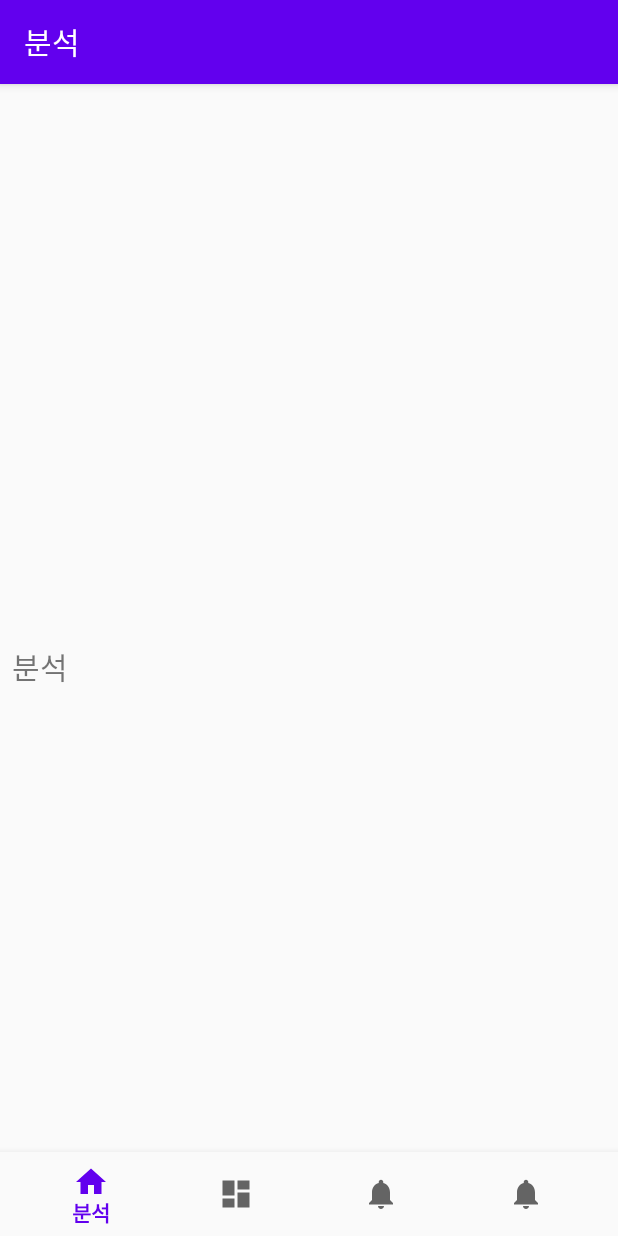
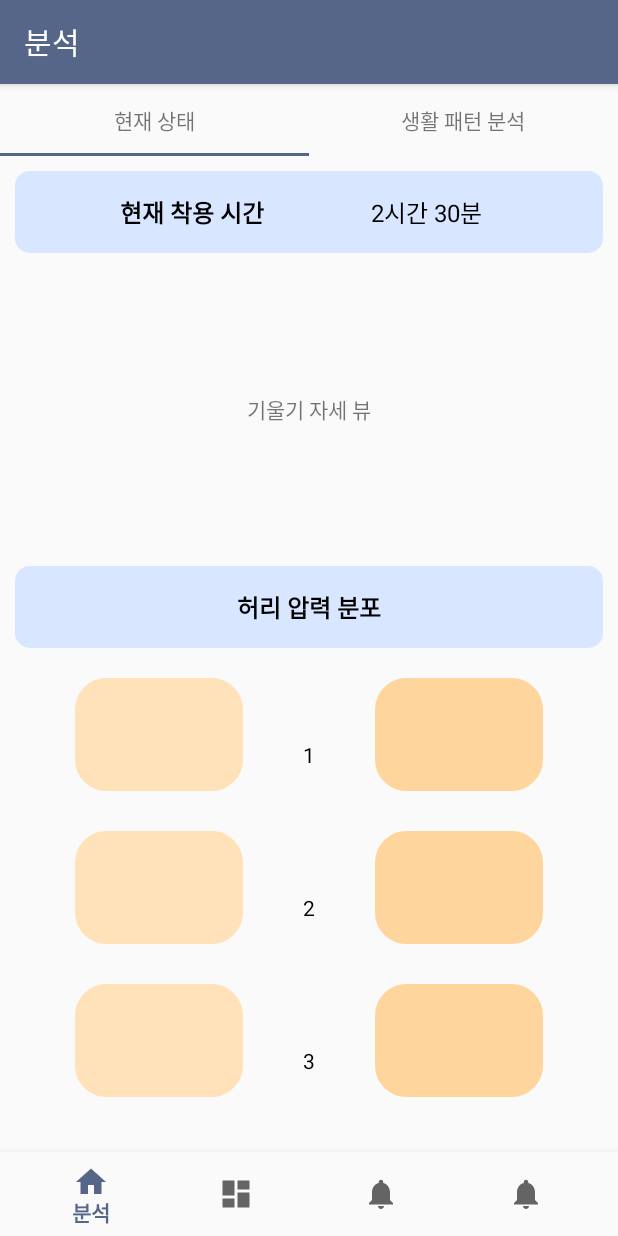
Before and after one commit to KimSungYoon-KOK/Upright_K-Lab-Project, an Android app: the screen it shows after launch (MainActivity), on a phone screen of 412 x 824 dp. Run offline under Robolectric (Android 15) with nearby library versions, the phone set to English and light mode, and no system bars; our stand-ins replace navigation-ui.

Commit message:
analysis fragment change

```diff
--- a/app/build.gradle
+++ b/app/build.gradle
@@ -49,4 +49,5 @@ dependencies {
     androidTestImplementation 'androidx.test.ext:junit:1.1.1'
     androidTestImplementation 'androidx.test.espresso:espresso-core:3.2.0'
 
+
 }
--- a/app/src/main/java/com/klab/upright/MainActivity.kt
+++ b/app/src/main/java/com/klab/upright/MainActivity.kt
@@ -7,6 +7,7 @@ import androidx.navigation.findNavController
 import androidx.navigation.ui.AppBarConfiguration
 import androidx.navigation.ui.setupActionBarWithNavController
 import androidx.navigation.ui.setupWithNavController
+import com.klab.upright.ui.analysis.ViewPagerAdapter
 
 class MainActivity : AppCompatActivity() {
 
@@ -21,5 +22,6 @@ class MainActivity : AppCompatActivity() {
                 R.id.navigation_analysis, R.id.navigation_write, R.id.navigation_massage,R.id.navigation_setting))
         setupActionBarWithNavController(navController, appBarConfiguration)
         navView.setupWithNavController(navController)
+
     }
 }
--- a/app/src/main/java/com/klab/upright/ui/analysis/AnalysisFragment.kt
+++ b/app/src/main/java/com/klab/upright/ui/analysis/AnalysisFragment.kt
@@ -4,10 +4,20 @@ import android.os.Bundle
 import android.view.LayoutInflater
 import android.view.View
 import android.view.ViewGroup
+import android.widget.TextView
 import androidx.fragment.app.Fragment
+import com.google.android.material.tabs.TabLayout
 import com.klab.upright.R
+import kotlinx.android.synthetic.main.fragment_analysis.*
+
 
 class AnalysisFragment : Fragment() {
+
+
+
+    var tabTitle = arrayListOf<String>("현재 상태","생활 패턴 분석")
+    lateinit var adapter: ViewPagerAdapter
+
 
 
     override fun onCreateView(
@@ -18,4 +28,41 @@ class AnalysisFragment : Fragment() {
         val root = inflater.inflate(R.layout.fragment_analysis, container, false)
         return root
     }
+
+    override fun onActivityCreated(savedInstanceState: Bundle?) {
+        super.onActivityCreated(savedInstanceState)
+        init()
+    }
+
+    private fun init() {
+
+        //init viewpager
+        val pagerAdapter = ViewPagerAdapter(requireActivity().supportFragmentManager,2)
+        viewPager.adapter = pagerAdapter
+        viewPager.addOnPageChangeListener(TabLayout.TabLayoutOnPageChangeListener(tabLayout))
+
+        //tablayout
+        tabLayout.addTab(tabLayout.newTab().setCustomView(createTabView("현재 상태")))
+        tabLayout.addTab(tabLayout.newTab().setCustomView(createTabView("생활 패턴 분석")))
+        tabLayout.addOnTabSelectedListener(object:TabLayout.OnTabSelectedListener{
+            override fun onTabReselected(tab: TabLayout.Tab?) {
+            }
+
+            override fun onTabUnselected(tab: TabLayout.Tab?) {
+            }
+
+            override fun onTabSelected(tab: TabLayout.Tab?) {
+                viewPager.setCurrentItem(tab!!.position)
+            }
+        })
+
+    }
+
+    private fun createTabView(tabName: String): View? {
+        val tabView: View =
+            LayoutInflater.from(context).inflate(R.layout.custom_tab, null)
+        val txt_name = tabView.findViewById<View>(R.id.tab_text) as TextView
+        txt_name.text = tabName
+        return tabView
+    }
 }
--- /dev/null
+++ b/app/src/main/java/com/klab/upright/ui/analysis/CurrentFragment.kt
@@ -0,0 +1,65 @@
+package com.klab.upright.ui.analysis
+
+import android.graphics.drawable.GradientDrawable
+import android.os.Bundle
+import androidx.fragment.app.Fragment
+import android.view.LayoutInflater
+import android.view.View
+import android.view.ViewGroup
+import android.widget.LinearLayout
+import androidx.core.content.ContextCompat
+import com.klab.upright.R
+import kotlinx.android.synthetic.main.fragment_current.*
+import kotlinx.android.synthetic.main.item_pressure.view.*
+
+class CurrentFragment : Fragment() {
+
+    lateinit var shape:GradientDrawable
+
+    override fun onCreateView(
+        inflater: LayoutInflater, container: ViewGroup?,
+        savedInstanceState: Bundle?
+    ): View? {
+        // Inflate the layout for this fragment
+        return inflater.inflate(R.layout.fragment_current, container, false)
+    }
+
+    override fun onActivityCreated(savedInstanceState: Bundle?) {
+        super.onActivityCreated(savedInstanceState)
+        init()
+    }
+
+    private fun init() {
+        var params = LinearLayout.LayoutParams(LinearLayout.LayoutParams.MATCH_PARENT,LinearLayout.LayoutParams.WRAP_CONTENT,1f)
+        params.setMargins(0,0,0,40)
+
+        shape = GradientDrawable()
+        shape.setColor(ContextCompat.getColor(requireContext(),R.color.white))
+        shape.setStroke(3,ContextCompat.getColor(requireContext(),R.color.white))
+        shape.cornerRadius = 30f
+
+        for(i in 0..2){
+            val v = LayoutInflater.from(context).inflate(R.layout.item_pressure,linearLayout_left,false)
+            v.item.layoutParams = params
+            v.item.background = makeShape(R.color.orange_light)
+            //v.setBackgroundColor(ContextCompat.getColor(requireContext(),R.color.light_blue))
+            linearLayout_left.addView(v)
+        }
+
+        for(i in 0..2){
+            val v = LayoutInflater.from(context).inflate(R.layout.item_pressure,linearLayout_right,false)
+            v.item.layoutParams = params
+            v.item.background = makeShape(R.color.orange_middle)
+            //v.setBackgroundColor(ContextCompat.getColor(requireContext(),R.color.light_blue))
+            linearLayout_right.addView(v)
+        }
+    }
+
+    fun makeShape(id:Int):GradientDrawable{
+        var shape = GradientDrawable()
+        shape.setColor(ContextCompat.getColor(requireContext(),id))
+        shape.setStroke(3,ContextCompat.getColor(requireContext(),id))
+        shape.cornerRadius = 30f
+        return shape
+    }
+}
--- /dev/null
+++ b/app/src/main/java/com/klab/upright/ui/analysis/PatternFragment.kt
@@ -0,0 +1,60 @@
+package com.klab.upright.ui.analysis
+
+import android.os.Bundle
+import androidx.fragment.app.Fragment
+import android.view.LayoutInflater
+import android.view.View
+import android.view.ViewGroup
+import com.klab.upright.R
+
+// TODO: Rename parameter arguments, choose names that match
+// the fragment initialization parameters, e.g. ARG_ITEM_NUMBER
+private const val ARG_PARAM1 = "param1"
+private const val ARG_PARAM2 = "param2"
+
+/**
+ * A simple [Fragment] subclass.
+ * Use the [PatternFragment.newInstance] factory method to
+ * create an instance of this fragment.
+ */
+class PatternFragment : Fragment() {
+    // TODO: Rename and change types of parameters
+    private var param1: String? = null
+    private var param2: String? = null
+
+    override fun onCreate(savedInstanceState: Bundle?) {
+        super.onCreate(savedInstanceState)
+        arguments?.let {
+            param1 = it.getString(ARG_PARAM1)
+            param2 = it.getString(ARG_PARAM2)
+        }
+    }
+
+    override fun onCreateView(
+        inflater: LayoutInflater, container: ViewGroup?,
+        savedInstanceState: Bundle?
+    ): View? {
+        // Inflate the layout for this fragment
+        return inflater.inflate(R.layout.fragment_pattern, container, false)
+    }
+
+    companion object {
+        /**
+         * Use this factory method to create a new instance of
+         * this fragment using the provided parameters.
+         *
+         * @param param1 Parameter 1.
+         * @param param2 Parameter 2.
+         * @return A new instance of fragment PatternFragment.
+         */
+        // TODO: Rename and change types and number of parameters
+        @JvmStatic
+        fun newInstance(param1: String, param2: String) =
+            PatternFragment().apply {
+                arguments = Bundle().apply {
+                    putString(ARG_PARAM1, param1)
+                    putString(ARG_PARAM2, param2)
+                }
+            }
+    }
+}
--- /dev/null
+++ b/app/src/main/java/com/klab/upright/ui/analysis/ViewPagerAdapter.kt
@@ -0,0 +1,29 @@
+package com.klab.upright.ui.analysis
+
+import androidx.fragment.app.Fragment
+import androidx.fragment.app.FragmentManager
+import androidx.fragment.app.FragmentStatePagerAdapter
+
+class ViewPagerAdapter (
+    fm: FragmentManager, val tabCount:Int
+): FragmentStatePagerAdapter(fm) {
+
+    override fun getItem(position: Int): Fragment {
+        when(position){
+            0->{
+                val tab1 = CurrentFragment()
+                return tab1
+            }
+            else->{
+                val tab2 = PatternFragment()
+                return tab2
+            }
+        }
+    }
+
+    override fun getCount(): Int {
+        return tabCount
+    }
+
+
+}
--- /dev/null
+++ b/app/src/main/res/drawable/radius_10.xml
@@ -0,0 +1,4 @@
+<?xml version="1.0" encoding="utf-8"?>
+<shape xmlns:android="http://schemas.android.com/apk/res/android">
+    <corners android:radius="10dp"/>
+</shape>
--- a/app/src/main/res/layout/activity_main.xml
+++ b/app/src/main/res/layout/activity_main.xml
@@ -22,11 +22,14 @@
         android:name="androidx.navigation.fragment.NavHostFragment"
         android:layout_width="match_parent"
         android:layout_height="match_parent"
+        android:layout_marginBottom="56dp"
         app:defaultNavHost="true"
-        app:layout_constraintBottom_toTopOf="@id/nav_view"
+        app:layout_constraintBottom_toTopOf="@+id/nav_view"
+        app:layout_constraintHorizontal_bias="0.0"
         app:layout_constraintLeft_toLeftOf="parent"
         app:layout_constraintRight_toRightOf="parent"
         app:layout_constraintTop_toTopOf="parent"
+        app:layout_constraintVertical_bias="0.0"
         app:navGraph="@navigation/mobile_navigation" />
 
 </androidx.constraintlayout.widget.ConstraintLayout>
--- /dev/null
+++ b/app/src/main/res/layout/custom_tab.xml
@@ -0,0 +1,7 @@
+<?xml version="1.0" encoding="utf-8"?>
+<TextView android:layout_width="wrap_content"
+    android:layout_height="wrap_content"
+    android:id="@+id/tab_text"
+    android:gravity="center"
+    android:layout_gravity="center"
+    xmlns:android="http://schemas.android.com/apk/res/android" />
--- a/app/src/main/res/layout/fragment_analysis.xml
+++ b/app/src/main/res/layout/fragment_analysis.xml
@@ -5,18 +5,21 @@
     android:layout_width="match_parent"
     android:layout_height="match_parent"
     tools:context=".ui.analysis.AnalysisFragment">
-
-    <TextView
-        android:id="@+id/text_dashboard"
+    <LinearLayout
         android:layout_width="match_parent"
-        android:text="분석"
-        android:layout_height="wrap_content"
-        android:layout_marginStart="8dp"
-        android:layout_marginTop="8dp"
-        android:layout_marginEnd="8dp"
-        android:textSize="20sp"
-        app:layout_constraintBottom_toBottomOf="parent"
-        app:layout_constraintEnd_toEndOf="parent"
-        app:layout_constraintStart_toStartOf="parent"
-        app:layout_constraintTop_toTopOf="parent" />
+        android:layout_height="match_parent"
+        android:orientation="vertical">
+        <com.google.android.material.tabs.TabLayout
+            android:layout_width="match_parent"
+            android:layout_height="wrap_content"
+            android:id="@+id/tabLayout"
+            app:tabTextAppearance="@style/tab_text"
+            app:tabTextColor="@color/middle_grey"
+            app:tabSelectedTextColor="@color/black"
+            />
+        <androidx.viewpager.widget.ViewPager
+            android:layout_width="match_parent"
+            android:layout_height="match_parent"
+            android:id="@+id/viewPager"/>
+    </LinearLayout>
 </androidx.constraintlayout.widget.ConstraintLayout>
--- /dev/null
+++ b/app/src/main/res/layout/fragment_current.xml
@@ -0,0 +1,122 @@
+<?xml version="1.0" encoding="utf-8"?>
+<FrameLayout xmlns:android="http://schemas.android.com/apk/res/android"
+    xmlns:tools="http://schemas.android.com/tools"
+    android:layout_width="match_parent"
+    android:layout_height="match_parent"
+    tools:context=".ui.analysis.CurrentFragment">
+    <LinearLayout
+        android:layout_width="match_parent"
+        android:layout_height="match_parent"
+        android:orientation="vertical">
+        <LinearLayout
+            android:layout_width="match_parent"
+            android:layout_height="wrap_content"
+            android:layout_weight="1"
+            android:orientation="vertical">
+            <LinearLayout
+                android:layout_width="match_parent"
+                android:layout_height="wrap_content"
+                android:orientation="horizontal"
+                android:paddingVertical="15dp"
+                android:backgroundTint="@color/light_blue"
+                android:layout_margin="10dp"
+                android:background="@drawable/radius_10"
+                android:paddingHorizontal="40dp">
+                <TextView
+                    android:layout_width="0dp"
+                    android:layout_height="wrap_content"
+                    android:gravity="center"
+                    android:textColor="@color/black"
+                    android:layout_weight="1"
+                    android:textStyle="bold"
+                    android:textSize="16sp"
+                    android:text="현재 착용 시간"/>
+                <TextView
+                    android:layout_width="0dp"
+                    android:layout_height="wrap_content"
+                    android:gravity="center"
+                    android:textColor="@color/black"
+                    android:layout_weight="1"
+                    android:textSize="16sp"
+                    android:text="2시간 30분"/>
+
+            </LinearLayout>
+            <TextView
+                android:layout_width="match_parent"
+                android:layout_height="0dp"
+                android:layout_weight="1"
+                android:text="기울기 자세 뷰"
+                android:gravity="center"/>
+        </LinearLayout>
+        <LinearLayout
+            android:layout_width="match_parent"
+            android:layout_weight="1"
+            android:layout_height="wrap_content"
+            android:orientation="vertical">
+            <TextView
+                android:layout_width="match_parent"
+                android:layout_height="wrap_content"
+                android:text="허리 압력 분포"
+                android:gravity="center"
+                android:padding="15dp"
+                android:textColor="@color/black"
+                android:backgroundTint="@color/light_blue"
+                android:layout_margin="10dp"
+                android:background="@drawable/radius_10"
+                android:textSize="16sp"
+                android:textStyle="bold"/>
+            <LinearLayout
+                android:layout_width="match_parent"
+                android:layout_height="wrap_content"
+                android:layout_weight="1"
+                android:orientation="horizontal"
+                android:padding="10dp">
+                <LinearLayout
+                    android:layout_width="0dp"
+                    android:layout_height="match_parent"
+                    android:layout_weight="1"
+                    android:orientation="vertical"
+                    android:id="@+id/linearLayout_left"
+                    android:layout_marginHorizontal="40dp">
+
+                </LinearLayout>
+                <LinearLayout
+                    android:layout_width="wrap_content"
+                    android:layout_height="match_parent"
+                    android:orientation="vertical">
+                    <TextView
+                        android:layout_width="wrap_content"
+                        android:layout_height="0dp"
+                        android:layout_weight="1"
+                        android:text="1"
+                        android:textColor="@color/black"
+                        android:gravity="center"/>
+                    <TextView
+                        android:layout_width="wrap_content"
+                        android:layout_height="0dp"
+                        android:layout_weight="1"
+                        android:textColor="@color/black"
+                        android:text="2"
+                        android:gravity="center"/>
+                    <TextView
+                        android:layout_width="wrap_content"
+                        android:layout_height="0dp"
+                        android:layout_weight="1"
+                        android:textColor="@color/black"
+                        android:text="3"
+                        android:gravity="center"/>
+                </LinearLayout>
+                <LinearLayout
+                    android:layout_width="0dp"
+                    android:layout_height="match_parent"
+                    android:layout_marginHorizontal="40dp"
+                    android:layout_weight="1"
+                    android:orientation="vertical"
+                    android:id="@+id/linearLayout_right">
+
+                </LinearLayout>
+            </LinearLayout>
+        </LinearLayout>
+    </LinearLayout>
+
+</FrameLayout>
--- /dev/null
+++ b/app/src/main/res/layout/item_pressure.xml
@@ -0,0 +1,7 @@
+<?xml version="1.0" encoding="utf-8"?>
+<TextView
+    xmlns:android="http://schemas.android.com/apk/res/android" android:layout_width="wrap_content"
+    android:layout_height="wrap_content"
+    android:layout_weight="1"
+    android:layout_marginBottom="10dp"
+    android:id="@+id/item"/>
--- a/app/src/main/res/values/colors.xml
+++ b/app/src/main/res/values/colors.xml
@@ -1,11 +1,20 @@
 <?xml version="1.0" encoding="utf-8"?>
 <resources>
-    <color name="colorPrimary">#6200EE</color>
-    <color name="colorPrimaryDark">#3700B3</color>
-    <color name="colorAccent">#03DAC5</color>
+    <color name="colorPrimary">#556688</color>
+    <color name="colorPrimaryDark">#556688</color>
+    <color name="colorAccent">#556688</color>
 
     <color name="colorBackgroundDark">#BCE0FD</color>
     <color name="colorBackground">#F1F9FF</color>
 
     <color name="white">#ffffff</color>
+    <color name="middle_grey">#989898</color>
+    <color name="black">#000000</color>
+    <color name="very_light_blue">#ebf2ff</color>
+    <color name="light_blue">#d9e6ff</color>
+
+
+    <color name="orange_light">#ffe1ba</color>
+    <color name="orange_middle">#ffd59e</color>
+    <color name="orange_dark">#ffbf6b</color>
 </resources>
--- a/app/src/main/res/values/styles.xml
+++ b/app/src/main/res/values/styles.xml
@@ -7,4 +7,8 @@
         <item name="colorAccent">@color/colorAccent</item>
     </style>
 
+    <style name="tab_text" parent="TextAppearance.Design.Tab">
+        <item name="android:textSize">12sp</item>
+    </style>
+
 </resources>
```
Also changed, not shown: app/src/main/res/layout/fragment_pattern.xml (added, +121 -0 lines), app/src/main/res/drawable/calendar.png (added).
